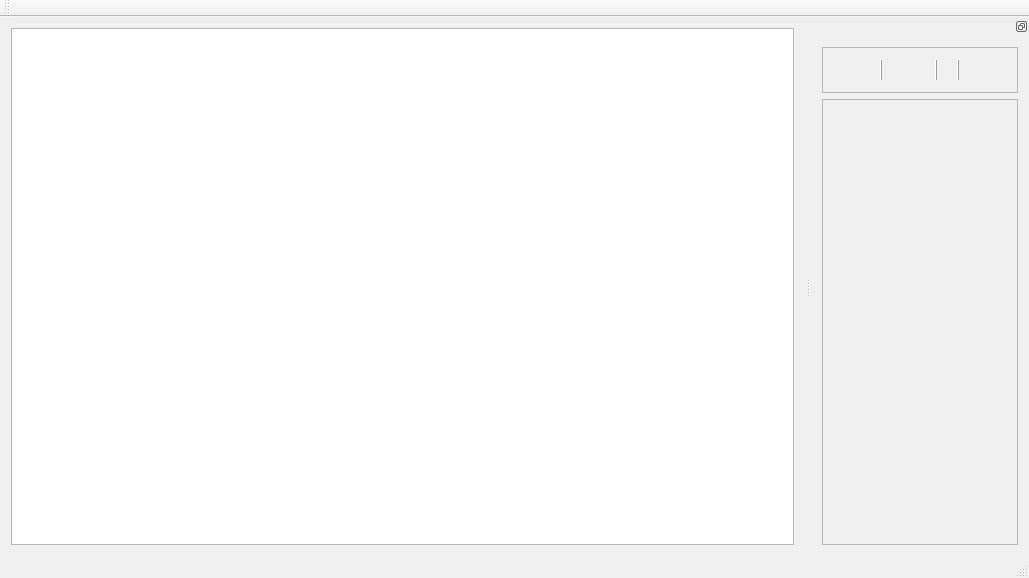
Old version of the form logview/src/mainwindow.ui in the repository breton75/Modus.
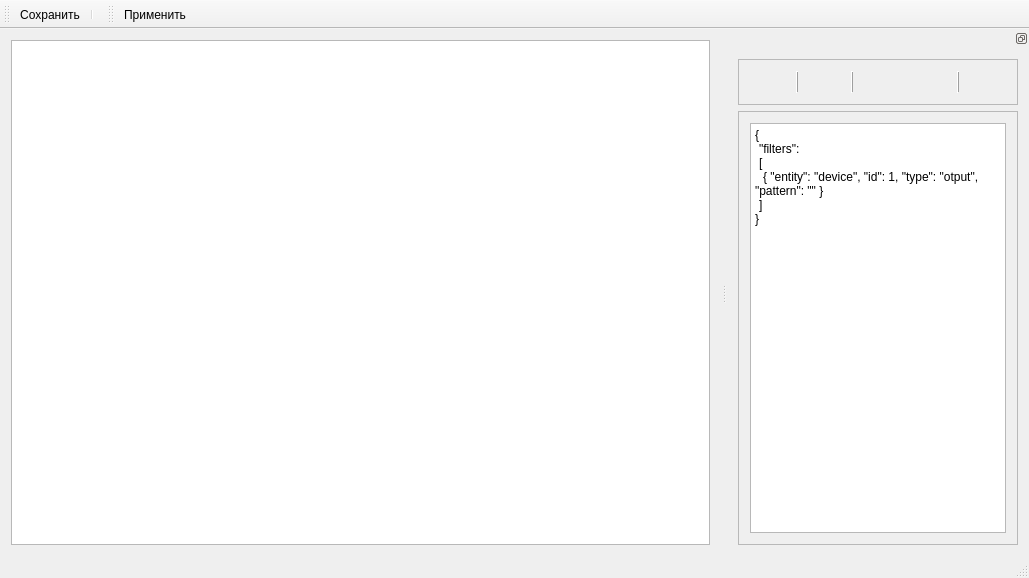
New version of the form. Icons and pictures are not drawn.

What changed in the file:
```diff
--- a/logview/src/mainwindow.ui
+++ b/logview/src/mainwindow.ui
@@ -51,6 +51,8 @@
    <attribute name="toolBarBreak">
     <bool>false</bool>
    </attribute>
+   <addaction name="actionSaveLog"/>
+   <addaction name="separator"/>
   </widget>
   <widget class="QStatusBar" name="statusBar"/>
   <widget class="QDockWidget" name="dockWidget">
@@ -146,6 +148,29 @@
           </property>
          </widget>
         </item>
+        <item>
+         <widget class="QPushButton" name="bnApplyFilter">
+          <property name="text">
+           <string/>
+          </property>
+          <property name="icon">
+           <iconset resource="../../global/resourses/res.qrc">
+            <normaloff>:/iconixar/icons/iconixar/filter.png</normaloff>:/iconixar/icons/iconixar/filter.png</iconset>
+          </property>
+          <property name="iconSize">
+           <size>
+            <width>32</width>
+            <height>32</height>
+           </size>
+          </property>
+          <property name="shortcut">
+           <string>Ctrl+Z</string>
+          </property>
+          <property name="flat">
+           <bool>true</bool>
+          </property>
+         </widget>
+        </item>
         <item>
          <widget class="QLabel" name="labelSenderName">
           <property name="sizePolicy">
@@ -206,11 +231,62 @@
        <property name="frameShadow">
         <enum>QFrame::Raised</enum>
        </property>
+       <layout class="QVBoxLayout" name="verticalLayout_3">
+        <item>
+         <widget class="QTextEdit" name="textEdit">
+          <property name="html">
+           <string>&lt;!DOCTYPE HTML PUBLIC &quot;-//W3C//DTD HTML 4.0//EN&quot; &quot;http://www.w3.org/TR/REC-html40/strict.dtd&quot;&gt;
+&lt;html&gt;&lt;head&gt;&lt;meta name=&quot;qrichtext&quot; content=&quot;1&quot; /&gt;&lt;style type=&quot;text/css&quot;&gt;
+p, li { white-space: pre-wrap; }
+&lt;/style&gt;&lt;/head&gt;&lt;body style=&quot; font-family:'Sans Serif'; font-size:9pt; font-weight:400; font-style:normal;&quot;&gt;
+&lt;p style=&quot; margin-top:0px; margin-bottom:0px; margin-left:0px; margin-right:0px; -qt-block-indent:0; text-indent:0px;&quot;&gt;{&lt;/p&gt;
+&lt;p style=&quot; margin-top:0px; margin-bottom:0px; margin-left:0px; margin-right:0px; -qt-block-indent:0; text-indent:0px;&quot;&gt;	&amp;quot;filters&amp;quot;:&lt;/p&gt;
+&lt;p style=&quot; margin-top:0px; margin-bottom:0px; margin-left:0px; margin-right:0px; -qt-block-indent:0; text-indent:0px;&quot;&gt;	[	&lt;/p&gt;
+&lt;p style=&quot; margin-top:0px; margin-bottom:0px; margin-left:0px; margin-right:0px; -qt-block-indent:0; text-indent:0px;&quot;&gt;		{ &amp;quot;entity&amp;quot;: &amp;quot;device&amp;quot;, &amp;quot;id&amp;quot;: 1, &amp;quot;type&amp;quot;: &amp;quot;otput&amp;quot;, &amp;quot;pattern&amp;quot;: &amp;quot;&amp;quot; }&lt;/p&gt;
+&lt;p style=&quot; margin-top:0px; margin-bottom:0px; margin-left:0px; margin-right:0px; -qt-block-indent:0; text-indent:0px;&quot;&gt;	]&lt;/p&gt;
+&lt;p style=&quot; margin-top:0px; margin-bottom:0px; margin-left:0px; margin-right:0px; -qt-block-indent:0; text-indent:0px;&quot;&gt;}&lt;/p&gt;&lt;/body&gt;&lt;/html&gt;</string>
+          </property>
+          <property name="tabStopWidth">
+           <number>4</number>
+          </property>
+         </widget>
+        </item>
+       </layout>
       </widget>
      </item>
     </layout>
    </widget>
   </widget>
+  <widget class="QToolBar" name="toolBar">
+   <property name="windowTitle">
+    <string>toolBar</string>
+   </property>
+   <attribute name="toolBarArea">
+    <enum>TopToolBarArea</enum>
+   </attribute>
+   <attribute name="toolBarBreak">
+    <bool>false</bool>
+   </attribute>
+   <addaction name="actionApply"/>
+  </widget>
+  <action name="actionSaveLog">
+   <property name="icon">
+    <iconset resource="../../global/resourses/res.qrc">
+     <normaloff>:/my_icons/icons/012-diskette.png</normaloff>:/my_icons/icons/012-diskette.png</iconset>
+   </property>
+   <property name="text">
+    <string>Сохранить</string>
+   </property>
+  </action>
+  <action name="actionApply">
+   <property name="icon">
+    <iconset resource="../../global/resourses/res.qrc">
+     <normaloff>:/iconixar/icons/iconixar/filter.png</normaloff>:/iconixar/icons/iconixar/filter.png</iconset>
+   </property>
+   <property name="text">
+    <string>Применить</string>
+   </property>
+  </action>
  </widget>
  <layoutdefault spacing="6" margin="11"/>
  <resources>
```
